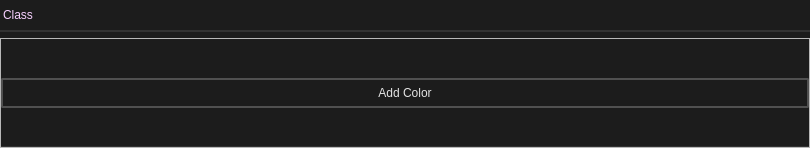
Above: src/editors/smartprop_editor/property/colormatch.ui from dertwist/Hammer5Tools before the change. Below: the same form after it.
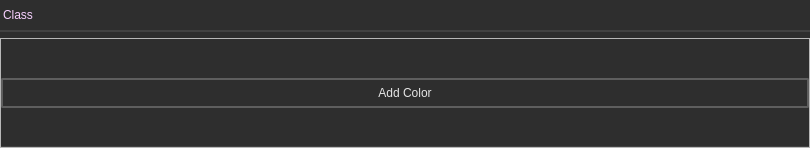
That is the form after the change. Icons and pictures are not drawn.

```diff
--- a/src/editors/smartprop_editor/property/colormatch.ui
+++ b/src/editors/smartprop_editor/property/colormatch.ui
@@ -33,18 +33,18 @@
     border-left: 0px;
     border-right: 0px;
 	border-top: 0px;
-    border-color: rgba(50, 50, 50, 255);
+    border-color: rgba(66, 66, 66, 255);
     padding: 8px;
     padding-left: 6px;
     padding-right: 6px;
-    color: #E3E3E3;
-    background-color: #1C1C1C;
+    color: #e5e5e5;
+    background-color: #2e2e2e;
 }
 
 .QWidget::hover {
 }
 .QWidget::selected {
-    background-color: #414956;
+    background-color: #515965;
 }</string>
   </property>
   <layout class="QVBoxLayout" name="verticalLayout">
@@ -85,15 +85,15 @@
     border-left: 0px;
     border-right: 0px;
 	border-top: 0px;
-    border-color: rgba(50, 50, 50, 255);
-    color: #E3E3E3;
-    background-color: #1C1C1C;
+    border-color: rgba(66, 66, 66, 255);
+    color: #e5e5e5;
+    background-color: #2e2e2e;
 }
 
 .QFrame::hover {
 }
 .QFrame::selected {
-    background-color: #414956;
+    background-color: #515965;
 }</string>
      </property>
      <property name="frameShape">
@@ -200,14 +200,14 @@
 
         border: 2px solid black;
         border-radius: 2px;
-        border-color: rgba(80, 80, 80, 255);
+        border-color: rgba(94, 94, 94, 255);
         height:22px;
         padding-top: 2px;
         padding-bottom:2px;
         padding-left: 4px;
         padding-right: 4px;
-        color: #E3E3E3;
-        background-color: #1C1C1C;
+        color: #e5e5e5;
+        background-color: #2e2e2e;
     }
     QPushButton:hover {
         background-color: #414956;
```
Left out of the diff: 4 changed lines with no effect on the pictures.
